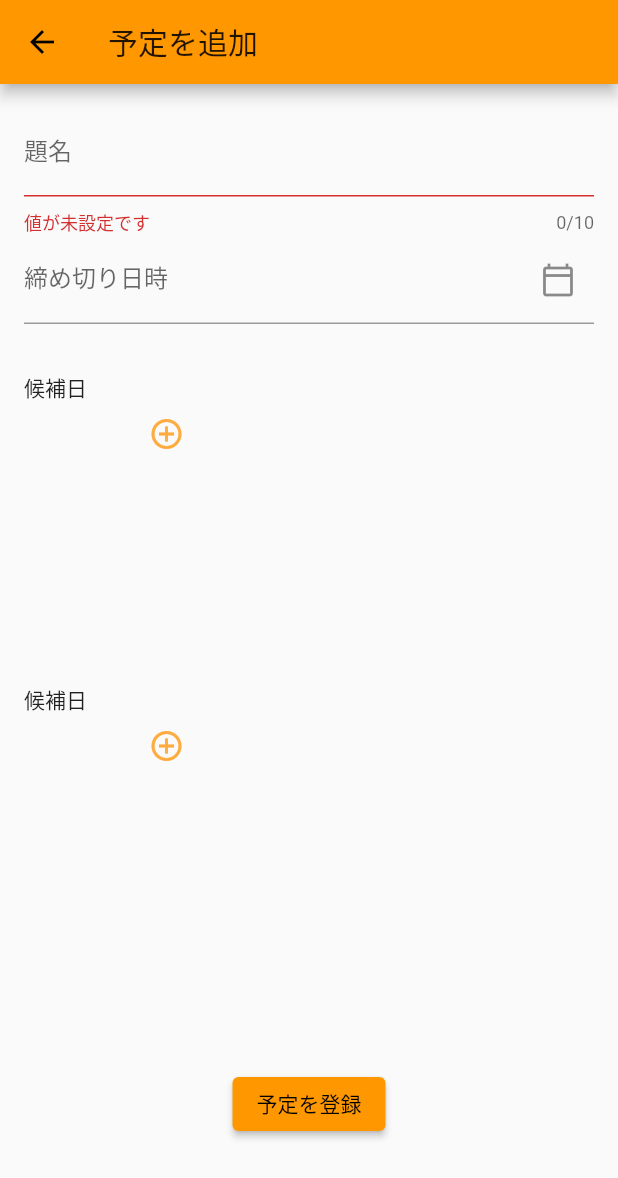
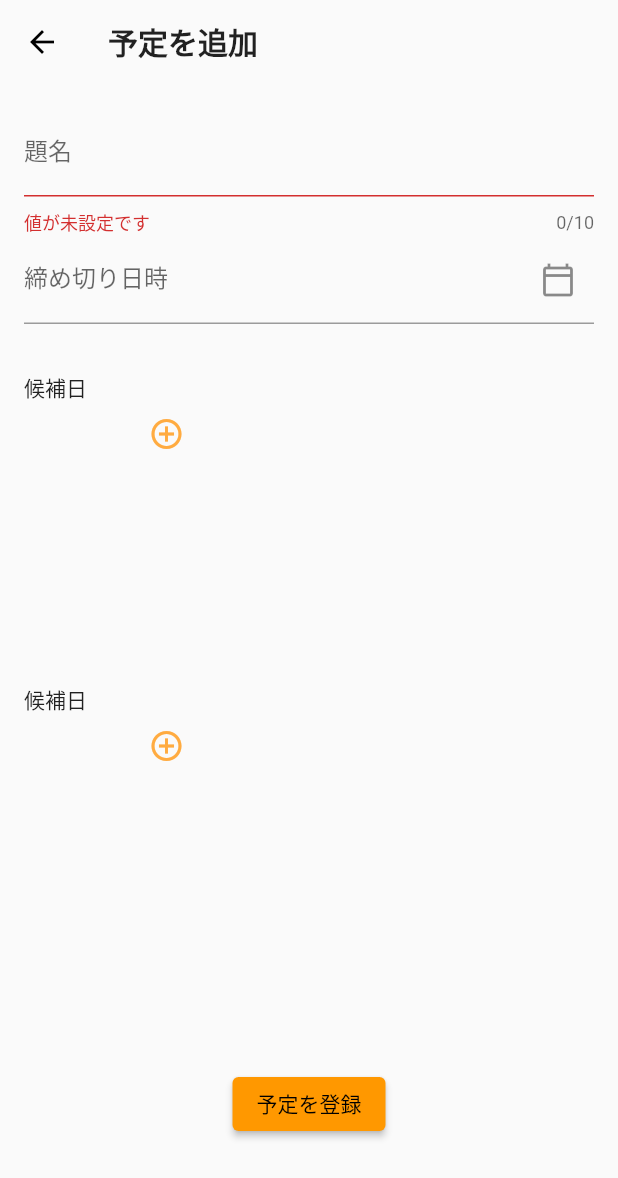
Before and after one commit to ymgn9314/schedule_adjust_app, a Flutter app: the _HomePage screen opened directly, after a tap on the "add" icon, on a phone screen of 412 x 824 dp. Shown: the top 1178 px of the screen. Run offline on Flutter 3.47's test engine with Material 2 defaults, Android fonts, the phone set to English and light mode, and no system bars; our stand-ins replace firebase_auth, firebase_core, flutter_easyloading, flutter_signin_button, google_sign_in; accounts and stored records are empty.

Commit message:
appBarを透明に変更, table_calendar使う準備

```diff
--- a/lib/pages/home/home_page.dart
+++ b/lib/pages/home/home_page.dart
@@ -47,13 +47,19 @@ class _HomePage extends StatelessWidget {
       builder: (context, currentIndex, child) {
         return Scaffold(
           appBar: AppBar(
+            backgroundColor: Colors.transparent,
+            elevation: 0,
             title: Text(
               _appBarTitleList[
                   context.read<BottomNavigationController>().currentIndex],
+              style: const TextStyle(fontWeight: FontWeight.bold),
             ),
           ),
           body: _pageList[currentIndex],
           bottomNavigationBar: BottomNavigationBar(
+            // ボトムナビゲーションのラベル表示を消す
+            showSelectedLabels: false,
+            showUnselectedLabels: false,
             currentIndex: currentIndex,
             onTap: (index) {
               context.read<BottomNavigationController>().currentIndex = index;
@@ -61,7 +67,7 @@ class _HomePage extends StatelessWidget {
             items: const [
               BottomNavigationBarItem(
                 icon: Icon(Icons.calendar_today),
-                label: '調整中の予定',
+                label: '予定',
               ),
               BottomNavigationBarItem(
                 icon: Icon(Icons.supervisor_account),
--- a/lib/pages/home/register_schedule_page.dart
+++ b/lib/pages/home/register_schedule_page.dart
@@ -26,7 +26,16 @@ class RegisterSchedulePage extends StatelessWidget {
     return ChangeNotifierProvider<RegisterScheduleController>(
       create: (context) => RegisterScheduleController(),
       child: Scaffold(
-        appBar: AppBar(title: const Text('予定を追加')),
+        appBar: AppBar(
+          title: const Text(
+            '予定を追加',
+            style: TextStyle(
+              fontWeight: FontWeight.bold,
+            ),
+          ),
+          backgroundColor: Colors.transparent,
+          elevation: 0,
+        ),
         body: Consumer<RegisterScheduleController>(
           builder: (context, model, child) {
             return Column(
--- a/pubspec.yaml
+++ b/pubspec.yaml
@@ -44,6 +44,7 @@ dependencies:
   flutter_signin_button: ^2.0.0-nullsafety.0
   flutter_easyloading: ^3.0.0
   intl: ^0.17.0
+  table_calendar: ^3.0.0
 
 dev_dependencies:
   flutter_test:
```
Also changed, not shown: pubspec.lock.
